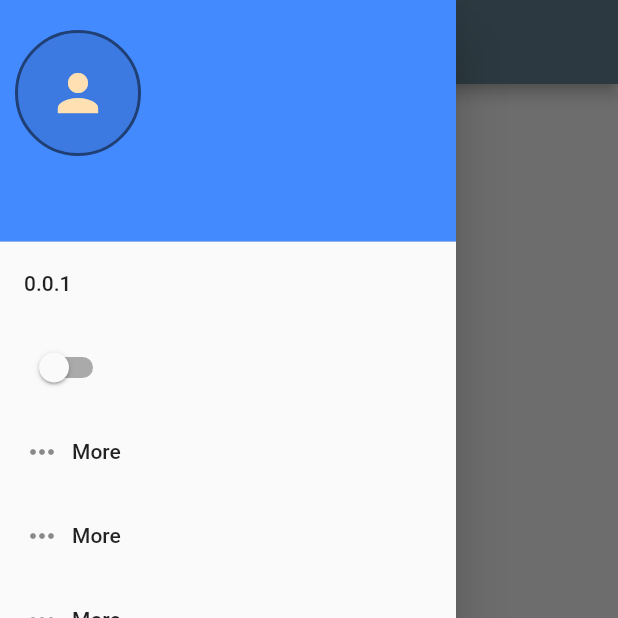
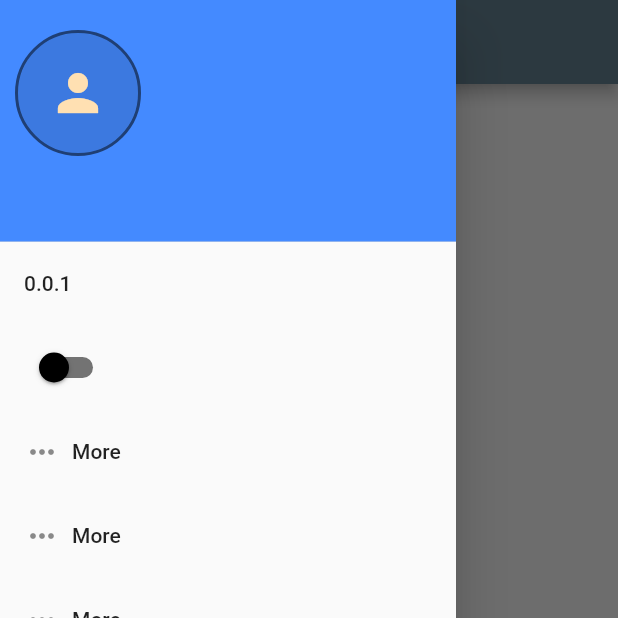
Before and after one commit to rvdrover/flutter-register-login-riverpod, a Flutter app: the screen it shows once a user with an empty profile is signed in, with the side drawer open, on a phone screen of 412 x 824 dp, the top half of it. Run offline on Flutter 3.47's test engine with Material 2 defaults, Android fonts, the phone set to English and light mode, and no system bars; our stand-ins replace firebase_auth, firebase_core, flutter_riverpod, flutter_spinkit, google_sign_in, shared_preferences; missing offline and left inert: flutter_facebook_auth, github_sign_in, twitter_login; accounts and stored records are empty.

Commit message:
toggle color

```diff
--- a/lib/widgets/theme/theme_toggle.dart
+++ b/lib/widgets/theme/theme_toggle.dart
@@ -17,6 +17,10 @@ class ThemeToggle extends StatelessWidget {
       title: Row(
         children: <Widget>[
           Switch(
+            inactiveTrackColor: Colors.black54,
+            inactiveThumbColor: Colors.black,
+            activeColor: Colors.white,
+            activeTrackColor: Colors.white54,
             value: themeMode,
             onChanged: (val) {
               if (val) {
```
